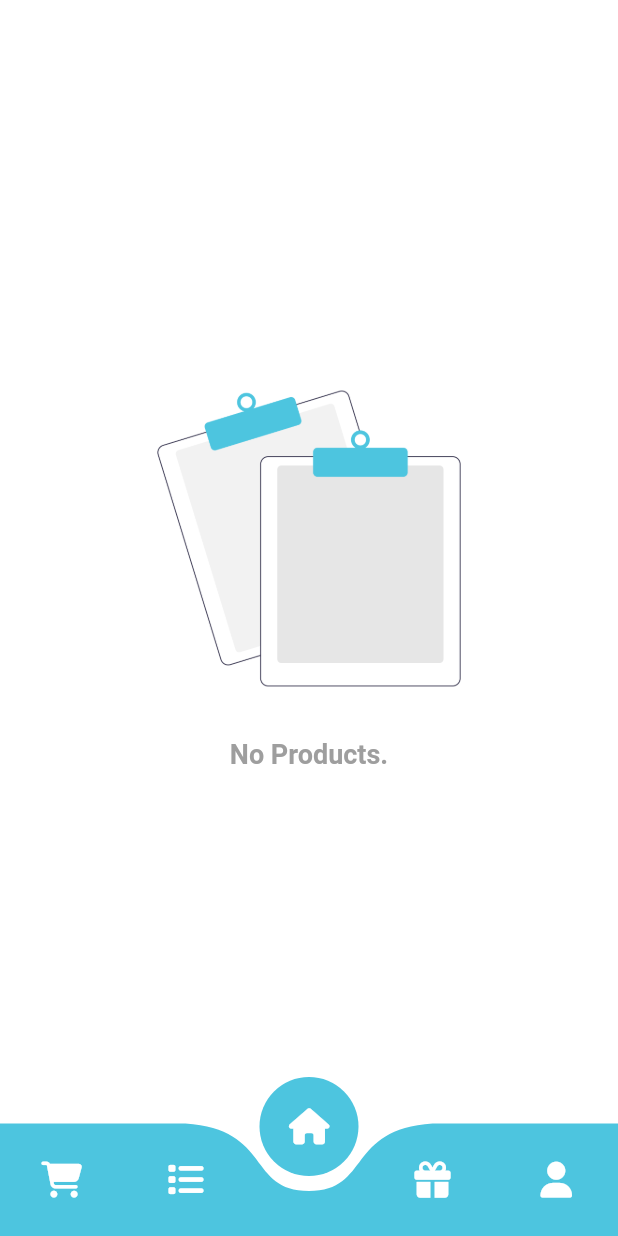
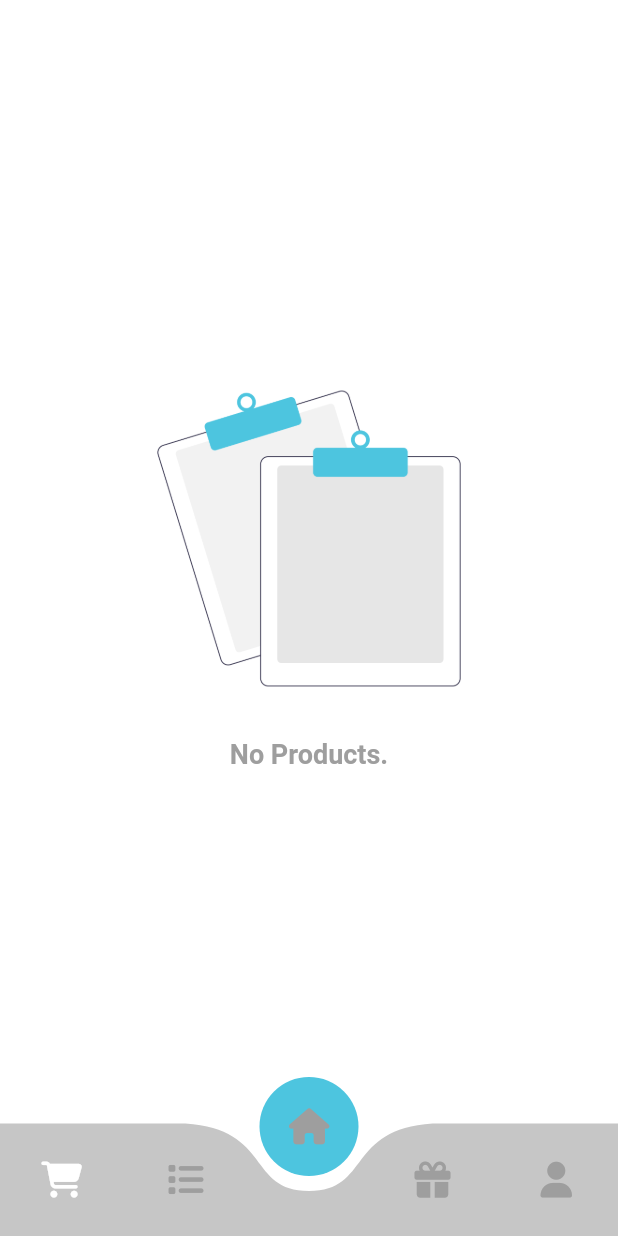
Before and after one commit to beidemichael/ghioon_buyer, a Flutter app: the screen it shows once a user with an empty profile is signed in, swiped to page 3, on a phone screen of 412 x 824 dp. Run offline on Flutter 3.47's test engine with Material 2 defaults, Android fonts, the phone set to English and light mode, and no system bars; drawn by our look-alikes of curved_navigation_bar; our stand-ins replace cached_network_image, cloud_firestore, country_code_picker, firebase_auth, firebase_core, flutter_spinkit and 2 more; missing offline and left inert: ntp, syncfusion_flutter_barcodes; accounts and stored records are empty.

Commit message:
Bottom Navigation bar color

```diff
--- a/lib/Screens/home.dart
+++ b/lib/Screens/home.dart
@@ -24,8 +24,8 @@ class HomeScreen extends StatefulWidget {
 class _HomeScreenState extends State<HomeScreen> {
   final _pageViewController = PageController();
   GlobalKey<CurvedNavigationBarState> _bottomNavigationKey = GlobalKey();
-  int _activePage = 2;
-  int _page = 0;
+  int activePage = 2;
+  int page = 0;
   @override
   void dispose() {
     _pageViewController.dispose();
@@ -40,7 +40,7 @@ class _HomeScreenState extends State<HomeScreen> {
       backgroundColor: Colors.white,
       bottomNavigationBar: CurvedNavigationBar(
         index: 2,
-        color: appInformation.appColor,
+        color: Colors.grey.shade800.withOpacity(0.3),
         buttonBackgroundColor: appInformation.appColor,
         backgroundColor: Colors.white,
         animationCurve: Curves.easeInOut,
@@ -49,17 +49,20 @@ class _HomeScreenState extends State<HomeScreen> {
           _pageViewController.animateToPage(index,
               duration: const Duration(milliseconds: 200),
               curve: Curves.bounceOut);
-          // setState(() {
+          setState(() {
+            page= index;
+            print(page);
+          });
         },
         letIndexChange: (index) => true,
         key: _bottomNavigationKey,
-        items: const <Widget>[
+        items:  <Widget>[
           SizedBox(
             height: 50,
             width: 50,
             child: Icon(
               FontAwesomeIcons.cartShopping,
-              color: Colors.white,
+              color:page ==0? Colors.white:Colors.grey,
             ),
           ),
           SizedBox(
@@ -67,7 +70,7 @@ class _HomeScreenState extends State<HomeScreen> {
             width: 50,
             child: Icon(
               FontAwesomeIcons.list,
-              color: Colors.white,
+              color: page ==1? Colors.white:Colors.grey,
             ),
           ),
           SizedBox(
@@ -75,7 +78,7 @@ class _HomeScreenState extends State<HomeScreen> {
             width: 50,
             child: Icon(
               FontAwesomeIcons.house,
-              color: Colors.white,
+              color: page ==2? Colors.white:Colors.grey,
             ),
           ),
           SizedBox(
@@ -83,7 +86,7 @@ class _HomeScreenState extends State<HomeScreen> {
             width: 50,
             child: Icon(
               FontAwesomeIcons.gift,
-              color: Colors.white,
+              color: page ==3? Colors.white:Colors.grey,
             ),
           ),
           SizedBox(
@@ -91,7 +94,7 @@ class _HomeScreenState extends State<HomeScreen> {
             width: 50,
             child: Icon(
               FontAwesomeIcons.solidUser,
-              color: Colors.white,
+              color: page ==4? Colors.white:Colors.grey,
             ),
           ),
         ],
```
